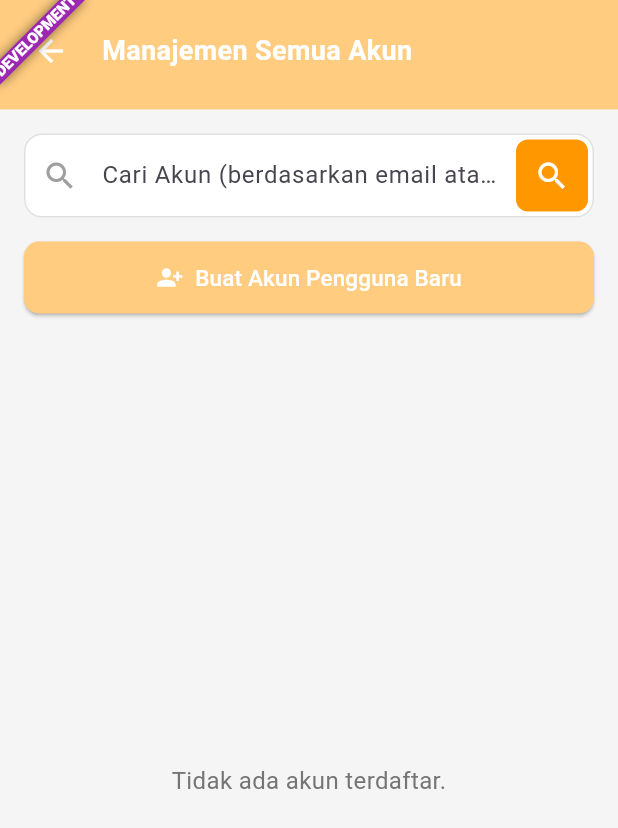
After one commit to noralizaaa/aplikasi-pendataan-desa-pendem-, a Flutter app: the AdminAccountPage screen opened by its route, after a tap on "Daftar Semua Akun", on a phone screen of 412 x 824 dp. The commit adds this screen. Shown: the top 828 px of the screen. Run offline on Flutter 3.47's test engine with Material 3 defaults, Android fonts, the phone set to English and light mode, and no system bars; our stand-ins replace cloud_firestore, firebase_auth, firebase_core, get; missing offline and left inert: uid; accounts and stored records are empty.

Commit message:
[0.12.0] - 2025-05-27

```diff
--- a/lib/infrastructure/navigation/routes.dart
+++ b/lib/infrastructure/navigation/routes.dart
@@ -21,12 +21,16 @@ import '../../presentation/admin/formpage/admin_form_controller.dart';
 import '../../presentation/admin/formpage/form_builder/admin_form_builder_controller.dart';
 import '../../presentation/admin/profil/admin_profil_controller.dart';
 import '../../presentation/splash/splash_controller.dart';
+// --- NEW IMPORT: AllAccountController ---
+import '../../presentation/admin/Admin_Profile/all_account_controller.dart';
 
 // Import untuk Page
-import '../../presentation/admin/Admin_Profile/admin_account_page.dart'; // Added for AdminAccountPage
-import '../../presentation/admin/Admin_Profile/form_account_management_page.dart'; // Added for FormAccountManagementPage
+import '../../presentation/admin/Admin_Profile/admin_account_page.dart';
+import '../../presentation/admin/Admin_Profile/form_account_management_page.dart';
 import '../../presentation/admin/formpage/form_builder/admin_form_builder_page.dart';
 import '../../presentation/admin/profil/admin_profil_page.dart';
+// --- NEW IMPORT: AllAccountPage ---
+import '../../presentation/admin/Admin_Profile/all_account_page.dart';
 
 
 // Definisikan LoginBinding
@@ -113,6 +117,17 @@ class FormAccountManagementBinding extends Bindings {
   }
 }
 
+// --- NEW BINDING: AllAccountBinding ---
+class AllAccountBinding extends Bindings {
+  @override
+  void dependencies() {
+    Get.lazyPut<AllAccountController>(
+          () => AllAccountController(),
+    );
+  }
+}
+// --- END NEW BINDING ---
+
 // Enum untuk lingkungan (opsional, tapi baik untuk konfigurasi)
 enum Environments { DEVELOPMENT, QAS, PRODUCTION }
 
@@ -152,10 +167,15 @@ class AppRoutes {
   static const String userProfile = '/user-profile';
   static const String adminProfil = '/admin-profil'; // Halaman profil admin (dari header)
   static const String adminFormBuilder = '/admin-form-builder';
+  // static const String adminProfile = '/admin_profile'; // Removed: Redundant with adminAccount
+  static const String userList = '/user_list';
+  static const String userDataInput = '/user_data_input';
+  static const String userDataDetail = '/user_data_detail';
 
   // New Routes
   static const String adminAccount = '/admin-account'; // Standalone Admin Account Page / Kategori Manajemen Akun
   static const String formAccountManagement = '/form-account-management'; // Page for managing accounts of a specific form
+  static const String allAccountManagement = '/all_account_management'; // --- NEW ROUTE ---
 
   static String initialRoute = splash;
 
@@ -210,5 +230,12 @@ class AppRoutes {
       page: () => const FormAccountManagementPage(),
       binding: FormAccountManagementBinding(),
     ),
+    // --- NEW GETPAGE ENTRY: AllAccountManagement ---
+    GetPage(
+      name: AppRoutes.allAccountManagement,
+      page: () => const AllAccountPage(),
+      binding: AllAccountBinding(),
+    ),
+    // --- END NEW GETPAGE ENTRY ---
   ];
 }
--- a/lib/presentation/admin/Admin_Profile/admin_account_model.dart
+++ b/lib/presentation/admin/Admin_Profile/admin_account_model.dart
@@ -1,7 +1,7 @@
-// Path: lib/presentation/admin/Admin_Profile/admin_account_model.dart
-
+// lib/presentation/admin/Admin_Profile/admin_account_model.dart
 import 'package:cloud_firestore/cloud_firestore.dart';
 
+// This class is for the "Kategori Manajemen Akun" display (FormItem is used for actual forms)
 class AccountCategoryItem {
   final String id;
   final String title;
@@ -35,7 +35,8 @@ class AccountCategoryItem {
 }
 
 // lib/presentation/admin/Admin_Profile/admin_account_model.dart
-class AdminAccountModel { // Pastikan nama kelasnya persis seperti ini
+// This class will be used for displaying individual user accounts in AllAccountPage
+class AdminAccountModel {
   final String uid;
   final String username;
   final String email;
@@ -63,9 +64,9 @@ class AdminAccountModel { // Pastikan nama kelasnya persis seperti ini
   Map<String, dynamic> toMap() {
     return {
       'username': username,
-      'email': email,
+      'email': email, // Keep email in map for potential updates, though it's not directly editable in UI
       'role': role,
-      'photoURL': photoURL,
+      'photoURL': photoURL, // Include photoURL if you manage it
     };
   }
 }
--- a/lib/presentation/admin/Admin_Profile/admin_account_page.dart
+++ b/lib/presentation/admin/Admin_Profile/admin_account_page.dart
@@ -35,6 +35,10 @@ class AdminAccountPage extends GetView<AdminAccountController> {
               ),
             ),
             const SizedBox(height: 20),
+            // --- New Section: All Accounts ---
+            _buildAllAccountsCard(context),
+            const SizedBox(height: 20), // Spacing between the new card and the form list
+            // --- End New Section ---
             Expanded(
               child: Obx(() {
                 if (controller.isLoading.value &&
@@ -60,6 +64,65 @@ class AdminAccountPage extends GetView<AdminAccountController> {
               }),
             ),
           ],
+        ),
+      ),
+    );
+  }
+
+  Widget _buildAllAccountsCard(BuildContext context) {
+    return Card(
+      elevation: 2,
+      margin: const EdgeInsets.only(bottom: 0), // Adjust margin as needed
+      shape: RoundedRectangleBorder(borderRadius: BorderRadius.circular(10)),
+      color: cardBgColor,
+      child: InkWell(
+        onTap: () {
+          // Navigate to the All Accounts page
+          Get.toNamed(AppRoutes.allAccountManagement);
+          print('Navigasi ke halaman Manajemen Semua Akun');
+        },
+        borderRadius: BorderRadius.circular(10),
+        child: Padding(
+          padding: const EdgeInsets.all(16.0),
+          child: Row(
+            crossAxisAlignment: CrossAxisAlignment.center,
+            children: [
+              Container(
+                padding: const EdgeInsets.all(10),
+                decoration: BoxDecoration(
+                  color: AdminScreen.primaryHeaderColor.withOpacity(0.25),
+                  borderRadius: BorderRadius.circular(10),
+                ),
+                child: const Icon(Icons.people_outline, color: AdminScreen.iconColor, size: 28),
+              ),
+              const SizedBox(width: 16),
+              const Expanded(
+                child: Column(
+                  crossAxisAlignment: CrossAxisAlignment.start,
+                  children: [
+                    Text(
+                      'Daftar Semua Akun',
+                      style: TextStyle(
+                          fontSize: 16,
+                          fontWeight: FontWeight.w500,
+                          color: titleColor),
+                      maxLines: 2,
+                      overflow: TextOverflow.ellipsis,
+                    ),
+                    SizedBox(height: 3),
+                    Text(
+                      'Kelola semua akun pengguna terdaftar',
+                      style: TextStyle(
+                          fontSize: 12, color: subtitleColor),
+                      maxLines: 1,
+                      overflow: TextOverflow.ellipsis,
+                    ),
+                  ],
+                ),
+              ),
+              Icon(Icons.arrow_forward_ios, color: Colors.grey.shade600, size: 20),
+            ],
+          ),
         ),
       ),
     );
@@ -149,10 +212,6 @@ class AdminAccountPage extends GetView<AdminAccountController> {
                   ],
                 ),
               ),
-              // Arrow to indicate tappable, or use PopupMenuButton for actions like delete form definition
-              // For this context, tapping navigates, so an arrow is good.
-              // If form deletion is needed here, it's already implemented with PopupMenuButton.
-              // Keeping PopupMenuButton for form deletion if that's still desired from this list.
               PopupMenuButton<String>(
                 icon: Icon(Icons.more_vert, color: Colors.grey.shade600),
                 onSelected: (value) {
--- /dev/null
+++ b/lib/presentation/admin/Admin_Profile/all_account_page.dart
@@ -0,0 +1,238 @@
+// lib/presentation/admin/Admin_Profile/all_account_page.dart
+import 'package:flutter/material.dart';
+import 'package:get/get.dart';
+import 'all_account_controller.dart'; // Controller baru
+import 'admin_account_model.dart'; // Menggunakan AdminAccountModel
+import 'package:aplikasi_pendataan_desa/presentation/admin/admin_screen.dart'; // Untuk warna konsisten
+
+class AllAccountPage extends GetView<AllAccountController> {
+  const AllAccountPage({Key? key}) : super(key: key);
+
+  // Define colors based on the image or your app's theme
+  static const Color pageBackgroundColor = Color(0xFFF5F5F5); // Light grey
+  static const Color headerBackgroundColor = AdminScreen.primaryHeaderColor; // Orange from AdminScreen
+  static const Color headerTextColor = Colors.white;
+  static const Color searchBarColor = Colors.white;
+  static const Color searchIconColor = AdminScreen.accentHeaderColor; // Yellowish from AdminScreen
+
+  // Warna Tombol Aksi
+  static const Color createNewUserButtonColor = AdminScreen.primaryHeaderColor; // Tombol utama untuk buat akun baru
+  static const Color buttonTextColor = Colors.white;
+  static const Color cardBackgroundColor = Colors.white;
+  static const Color accountTextColor = Colors.black87;
+  static const Color editButtonColor = Color(0xFF4CAF50); // Green (slightly darker for contrast)
+  static const Color deleteButtonColor = Color(0xFFF44336); // Red (slightly darker for contrast)
+
+
+  @override
+  Widget build(BuildContext context) {
+    return Scaffold(
+      backgroundColor: pageBackgroundColor,
+      body: Column(
+        children: [
+          _buildHeader(),
+          _buildSearchBar(),
+          _buildActionButton(), // Only one button for creating new user
+          Expanded(child: _buildAccountList()),
+        ],
+      ),
+    );
+  }
+
+  Widget _buildHeader() {
+    return Container(
+      color: headerBackgroundColor,
+      padding: EdgeInsets.only(
+          top: Get.mediaQuery.padding.top + 10,
+          bottom: 15,
+          left: 10,
+          right: 10),
+      child: Row(
+        children: [
+          IconButton(
+            icon: const Icon(Icons.arrow_back, color: headerTextColor),
+            onPressed: () => Get.back(),
+          ),
+          const SizedBox(width: 10),
+          const Expanded(
+            child: Text(
+              'Manajemen Semua Akun',
+              style: TextStyle(
+                  fontSize: 18,
+                  fontWeight: FontWeight.bold,
+                  color: headerTextColor),
+              textAlign: TextAlign.start,
+            ),
+          ),
+        ],
+      ),
+    );
+  }
+
+  Widget _buildSearchBar() {
+    return Padding(
+      padding: const EdgeInsets.fromLTRB(16.0, 16.0, 16.0, 8.0),
+      child: TextField(
+        onChanged: (value) => controller.updateSearchQuery(value),
+        decoration: InputDecoration(
+          hintText: 'Cari Akun (berdasarkan email atau username)',
+          prefixIcon: const Icon(Icons.search, color: Colors.grey),
+          suffixIcon: Container(
+            margin: const EdgeInsets.all(4),
+            decoration: BoxDecoration(
+                color: searchIconColor,
+                borderRadius: BorderRadius.circular(8.0)),
+            child: IconButton(
+              icon: const Icon(Icons.search, color: Colors.white),
+              onPressed: () {
+                // Aksi pencarian bisa dipicu di sini jika perlu, though onChanged already filters
+              },
+            ),
+          ),
+          filled: true,
+          fillColor: searchBarColor,
+          contentPadding: const EdgeInsets.symmetric(vertical: 0, horizontal: 16),
+          border: OutlineInputBorder(
+            borderRadius: BorderRadius.circular(12.0),
+            borderSide: BorderSide.none,
+          ),
+          enabledBorder: OutlineInputBorder(
+            borderRadius: BorderRadius.circular(12.0),
+            borderSide: BorderSide(color: Colors.grey.shade300),
+          ),
+          focusedBorder: OutlineInputBorder(
+            borderRadius: BorderRadius.circular(12.0),
+            borderSide: const BorderSide(color: headerBackgroundColor, width: 1.5),
+          ),
+        ),
+      ),
+    );
+  }
+
+  Widget _buildActionButton() {
+    return Padding(
+      padding: const EdgeInsets.symmetric(horizontal: 16.0, vertical: 8.0),
+      child: ElevatedButton.icon(
+        style: ElevatedButton.styleFrom(
+          backgroundColor: createNewUserButtonColor,
+          padding: const EdgeInsets.symmetric(vertical: 12),
+          shape: RoundedRectangleBorder(borderRadius: BorderRadius.circular(10.0)),
+          minimumSize: const Size(double.infinity, 48),
+        ),
+        onPressed: () => controller.showCreateSystemUserDialog(),
+        icon: const Icon(Icons.person_add_alt_1, color: buttonTextColor),
+        label: const Text(
+          'Buat Akun Pengguna Baru',
+          style: TextStyle(fontSize: 15, color: buttonTextColor),
+        ),
+      ),
+    );
+  }
+
+  Widget _buildAccountList() {
+    return Obx(() {
+      if (controller.isLoading.value && controller.allAccounts.isEmpty) {
+        return const Center(
+            child: CircularProgressIndicator(color: headerBackgroundColor));
+      }
+      if (controller.filteredAccounts.isEmpty) {
+        return Center(
+          child: Padding(
+            padding: const EdgeInsets.all(20.0),
+            child: Text(
+              controller.searchQuery.value.isEmpty
+                  ? 'Tidak ada akun terdaftar.'
+                  : 'Akun "${controller.searchQuery.value}" tidak ditemukan.',
+              textAlign: TextAlign.center,
+              style: TextStyle(fontSize: 16, color: Colors.grey.shade600),
+            ),
+          ),
+        );
+      }
+      return ListView.builder(
+        padding: const EdgeInsets.symmetric(horizontal: 16.0, vertical: 8.0),
+        itemCount: controller.filteredAccounts.length,
+        itemBuilder: (context, index) {
+          final account = controller.filteredAccounts[index];
+          return _buildAccountItem(account);
+        },
+      );
+    });
+  }
+
+  Widget _buildAccountItem(AdminAccountModel account) {
+    return Card(
+      color: cardBackgroundColor,
+      elevation: 1.5,
+      margin: const EdgeInsets.only(bottom: 12.0),
+      shape: RoundedRectangleBorder(
+        borderRadius: BorderRadius.circular(10.0),
+      ),
+      child: Padding(
+        padding: const EdgeInsets.symmetric(horizontal: 16.0, vertical: 12.0),
+        child: Row(
+          mainAxisAlignment: MainAxisAlignment.spaceBetween,
+          children: [
+            Expanded(
+              child: Column(
+                crossAxisAlignment: CrossAxisAlignment.start,
+                children: [
+                  Text(
+                    account.username,
+                    style: const TextStyle(fontSize: 15, color: accountTextColor, fontWeight: FontWeight.w500),
+                    overflow: TextOverflow.ellipsis,
+                  ),
+                  Padding(
+                    padding: const EdgeInsets.only(top: 2.0),
+                    child: Text(
+                      account.email,
+                      style: TextStyle(fontSize: 13, color: Colors.grey.shade700),
+                      overflow: TextOverflow.ellipsis,
+                    ),
+                  ),
+                  if (account.role.isNotEmpty)
+                    Padding(
+                      padding: const EdgeInsets.only(top: 2.0),
+                      child: Text(
+                        'Peran: ${account.role.capitalizeFirst ?? account.role}',
+                        style: TextStyle(fontSize: 12, color: Colors.grey.shade700),
+                      ),
+                    ),
+                ],
+              ),
+            ),
+            Row(
+              children: [
+                // Modernized Edit Button
+                OutlinedButton( // Changed to OutlinedButton
+                  style: OutlinedButton.styleFrom(
+                    padding: const EdgeInsets.symmetric(horizontal: 12, vertical: 6),
+                    shape: RoundedRectangleBorder(
+                      borderRadius: BorderRadius.circular(8.0),
+                    ),
+                    side: BorderSide(color: editButtonColor), // Border color
+                  ),
+                  onPressed: () => controller.editAccount(account),
+                  child: Text('Edit', style: TextStyle(color: editButtonColor, fontSize: 13)), // Increased font size slightly
+                ),
+                const SizedBox(width: 8),
+                // Modernized Delete Button
+                OutlinedButton( // Changed to OutlinedButton
+                  style: OutlinedButton.styleFrom(
+                    padding: const EdgeInsets.symmetric(horizontal: 12, vertical: 6),
+                    shape: RoundedRectangleBorder(
+                      borderRadius: BorderRadius.circular(8.0),
+                    ),
+                    side: BorderSide(color: deleteButtonColor), // Border color
+                  ),
+                  onPressed: () => controller.deleteAccount(account),
+                  child: Text('Delete', style: TextStyle(color: deleteButtonColor, fontSize: 13)), // Increased font size slightly
+                ),
+              ],
+            ),
+          ],
+        ),
+      ),
+    );
+  }
+}
```
Also changed, not shown: lib/presentation/admin/Admin_Profile/all_account_controller.dart (added, +396 -0 lines), 1 other file.
